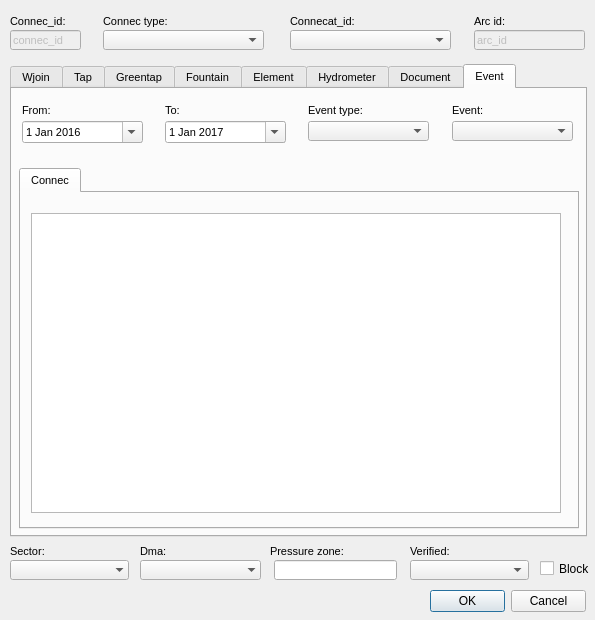
Above: ui/ws_man_connec.ui from Giswater/giswater_qgis_plugin before the change. Below: the same form after it.
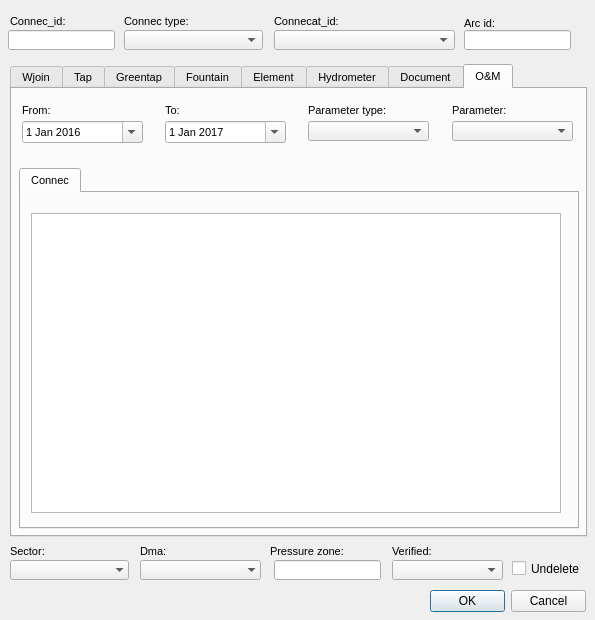
That is the form after the change. The open tabs and pages were chosen to show the change.

Patch:
```diff
--- a/ui/ws_man_connec.ui
+++ b/ui/ws_man_connec.ui
@@ -16,14 +16,14 @@
   <widget class="QCheckBox" name="undelete">
    <property name="geometry">
     <rect>
-     <x>540</x>
+     <x>512</x>
      <y>560</y>
-     <width>51</width>
+     <width>77</width>
      <height>17</height>
     </rect>
    </property>
    <property name="text">
-    <string>Block</string>
+    <string>Undelete</string>
    </property>
   </widget>
   <widget class="QLabel" name="label_meter_label_x_9">
@@ -67,36 +67,15 @@
     <rect>
      <x>274</x>
      <y>560</y>
-     <width>123</width>
+     <width>107</width>
      <height>20</height>
     </rect>
    </property>
   </widget>
-  <widget class="QLineEdit" name="connec_id">
-   <property name="enabled">
-    <bool>false</bool>
-   </property>
-   <property name="geometry">
-    <rect>
-     <x>10</x>
-     <y>30</y>
-     <width>71</width>
-     <height>20</height>
-    </rect>
-   </property>
-   <property name="font">
-    <font>
-     <pointsize>8</pointsize>
-    </font>
-   </property>
-   <property name="text">
-    <string>connec_id</string>
-   </property>
-  </widget>
   <widget class="QLabel" name="label_verified">
    <property name="geometry">
     <rect>
-     <x>410</x>
+     <x>392</x>
      <y>540</y>
      <width>90</width>
      <height>22</height>
@@ -8117,7 +8096,7 @@
    </widget>
    <widget class="QWidget" name="page_event">
     <attribute name="title">
-     <string>Event</string>
+     <string>O&amp;&amp;M</string>
     </attribute>
     <widget class="QTabWidget" name="tab_event">
      <property name="geometry">
@@ -8168,7 +8147,7 @@
       <enum>QFrame::Raised</enum>
      </property>
      <property name="text">
-      <string>Event:</string>
+      <string>Parameter:</string>
      </property>
      <property name="textFormat">
       <enum>Qt::AutoText</enum>
@@ -8293,7 +8272,7 @@
       <enum>QFrame::Raised</enum>
      </property>
      <property name="text">
-      <string>Event type:</string>
+      <string>Parameter type:</string>
      </property>
      <property name="textFormat">
       <enum>Qt::AutoText</enum>
@@ -8369,9 +8348,9 @@
   <widget class="QComboBox" name="verified">
    <property name="geometry">
     <rect>
-     <x>410</x>
+     <x>392</x>
      <y>560</y>
-     <width>119</width>
+     <width>111</width>
      <height>20</height>
     </rect>
    </property>
@@ -8379,9 +8358,9 @@
   <widget class="QComboBox" name="connec_type">
    <property name="geometry">
     <rect>
-     <x>103</x>
+     <x>124</x>
      <y>30</y>
-     <width>161</width>
+     <width>139</width>
      <height>20</height>
     </rect>
    </property>
@@ -8430,9 +8409,9 @@
   <widget class="QComboBox" name="connecat_id">
    <property name="geometry">
     <rect>
-     <x>290</x>
+     <x>274</x>
      <y>30</y>
-     <width>161</width>
+     <width>181</width>
      <height>20</height>
     </rect>
    </property>
@@ -8497,28 +8476,6 @@
     <number>3</number>
    </property>
   </widget>
-  <widget class="QLineEdit" name="arc_id">
-   <property name="enabled">
-    <bool>false</bool>
-   </property>
-   <property name="geometry">
-    <rect>
-     <x>474</x>
-     <y>30</y>
-     <width>111</width>
-     <height>20</height>
-    </rect>
-   </property>
-   <property name="font">
-    <font>
-     <pointsize>8</pointsize>
-     <italic>false</italic>
-    </font>
-   </property>
-   <property name="text">
-    <string>arc_id</string>
-   </property>
-  </widget>
   <widget class="QLabel" name="label_connec_id">
    <property name="geometry">
     <rect>
@@ -8558,7 +8515,7 @@
   <widget class="QLabel" name="label_connec_id_2">
    <property name="geometry">
     <rect>
-     <x>103</x>
+     <x>124</x>
      <y>10</y>
      <width>90</width>
      <height>22</height>
@@ -8594,7 +8551,7 @@
   <widget class="QLabel" name="label_connec_id_3">
    <property name="geometry">
     <rect>
-     <x>290</x>
+     <x>274</x>
      <y>10</y>
      <width>90</width>
      <height>22</height>
@@ -8630,8 +8587,8 @@
   <widget class="QLabel" name="label_connec_id_4">
    <property name="geometry">
     <rect>
-     <x>474</x>
-     <y>10</y>
+     <x>464</x>
+     <y>12</y>
      <width>90</width>
      <height>22</height>
     </rect>
@@ -8676,6 +8633,26 @@
     <set>QDialogButtonBox::Cancel|QDialogButtonBox::Ok</set>
    </property>
   </widget>
+  <widget class="QLineEdit" name="connec_id">
+   <property name="geometry">
+    <rect>
+     <x>8</x>
+     <y>30</y>
+     <width>107</width>
+     <height>20</height>
+    </rect>
+   </property>
+  </widget>
+  <widget class="QLineEdit" name="arc_id">
+   <property name="geometry">
+    <rect>
+     <x>464</x>
+     <y>30</y>
+     <width>107</width>
+     <height>20</height>
+    </rect>
+   </property>
+  </widget>
  </widget>
  <resources/>
  <connections/>
```
Left out of the diff: 6 changed lines with no effect on the pictures.
